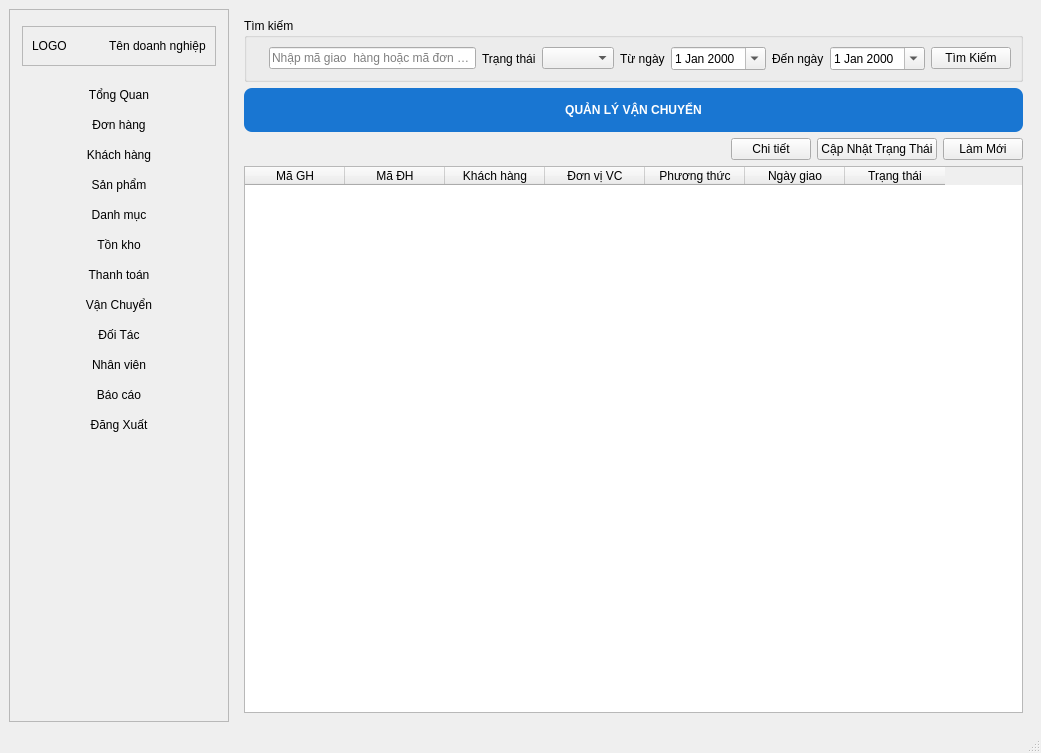
This is ui/main_window.ui in thinh-doan/sales-and-warehouse-management-system as Qt 5 draws it before an edit. The edited form follows.
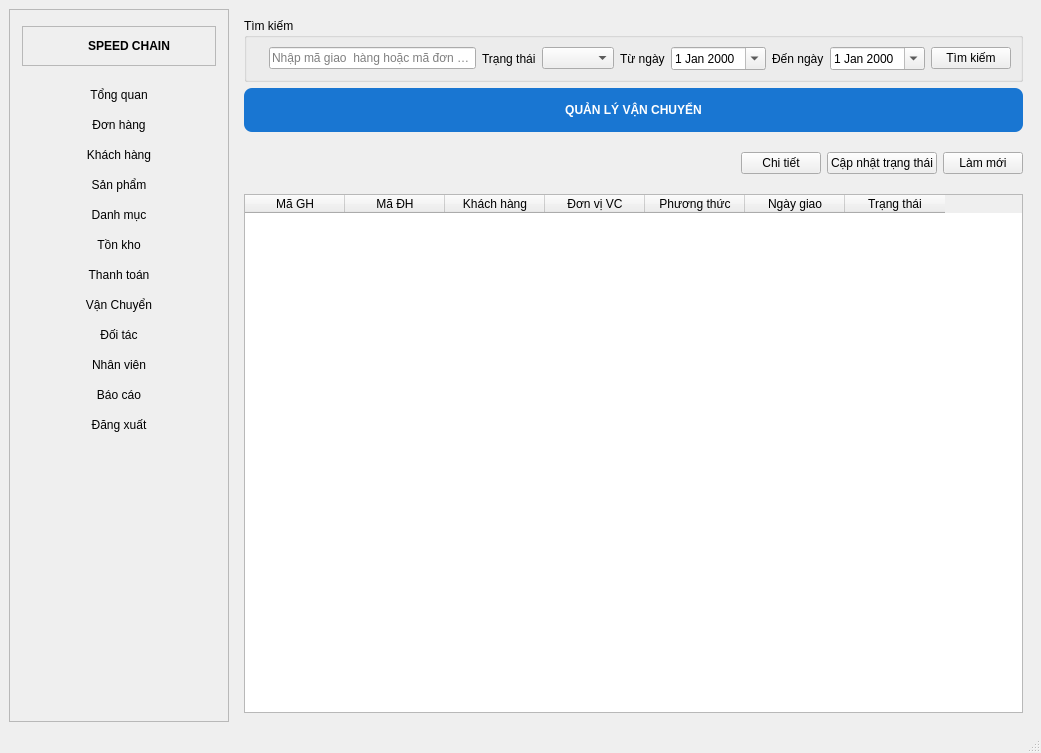
This is the edited form. The open tabs and pages were chosen to show the change. Icons and pictures are not drawn. Custom widgets are drawn as their Qt base class.

Patch:
```diff
--- a/ui/main_window.ui
+++ b/ui/main_window.ui
@@ -68,15 +68,27 @@
          <layout class="QHBoxLayout" name="horizontalLayout_2">
           <item>
            <widget class="QLabel" name="label_2">
+            <property name="maximumSize">
+             <size>
+              <width>50</width>
+              <height>50</height>
+             </size>
+            </property>
             <property name="text">
-             <string>LOGO</string>
+             <string/>
+            </property>
+            <property name="pixmap">
+             <pixmap>C:/Users/Admin/Downloads/dolly-flatbed-alt.png</pixmap>
+            </property>
+            <property name="scaledContents">
+             <bool>true</bool>
             </property>
            </widget>
           </item>
           <item>
            <widget class="QLabel" name="label">
             <property name="text">
-             <string>Tên doanh nghiệp</string>
+             <string>&lt;html&gt;&lt;head/&gt;&lt;body&gt;&lt;p&gt;&lt;span style=&quot; font-size:9pt; font-weight:600;&quot;&gt;SPEED CHAIN&lt;/span&gt;&lt;/p&gt;&lt;/body&gt;&lt;/html&gt;</string>
             </property>
            </widget>
           </item>
@@ -102,7 +114,11 @@
        <item>
         <widget class="QPushButton" name="btnTongQuan">
          <property name="text">
-          <string>Tổng Quan</string>
+          <string>Tổng quan</string>
+         </property>
+         <property name="icon">
+          <iconset>
+           <normaloff>C:/Users/Admin/Downloads/home.png</normaloff>C:/Users/Admin/Downloads/home.png</iconset>
          </property>
          <property name="flat">
           <bool>true</bool>
@@ -182,7 +198,11 @@
        <item>
         <widget class="QPushButton" name="pushButton_2">
          <property name="text">
-          <string>Đối Tác</string>
+          <string>Đối tác</string>
+         </property>
+         <property name="icon">
+          <iconset>
+           <normaloff>C:/Users/Admin/Downloads/employee-man-alt.png</normaloff>C:/Users/Admin/Downloads/employee-man-alt.png</iconset>
          </property>
          <property name="flat">
           <bool>true</bool>
@@ -212,7 +232,11 @@
        <item>
         <widget class="QPushButton" name="btnDangXuat">
          <property name="text">
-          <string>Đăng Xuất</string>
+          <string>Đăng xuất</string>
+         </property>
+         <property name="icon">
+          <iconset>
+           <normaloff>C:/Users/Admin/Downloads/exit.png</normaloff>C:/Users/Admin/Downloads/exit.png</iconset>
          </property>
          <property name="flat">
           <bool>true</bool>
@@ -1660,7 +1684,7 @@
            <item>
             <widget class="QPushButton" name="btnTimKiemVC">
              <property name="text">
-              <string>Tìm Kiếm</string>
+              <string>Tìm kiếm</string>
              </property>
             </widget>
            </item>
@@ -1697,7 +1721,7 @@
             <property name="sizeHint" stdset="0">
              <size>
               <width>0</width>
-              <height>0</height>
+              <height>50</height>
              </size>
             </property>
            </spacer>
@@ -1712,14 +1736,14 @@
           <item>
            <widget class="QPushButton" name="btnCapNhatVC">
             <property name="text">
-             <string>Cập Nhật Trạng Thái</string>
+             <string>Cập nhật trạng thái</string>
             </property>
            </widget>
           </item>
           <item>
            <widget class="QPushButton" name="btnRefreshVC">
             <property name="text">
-             <string>Làm Mới</string>
+             <string>Làm mới</string>
             </property>
            </widget>
           </item>
```
Left out of the diff: 44 changed lines with no effect on the pictures.
